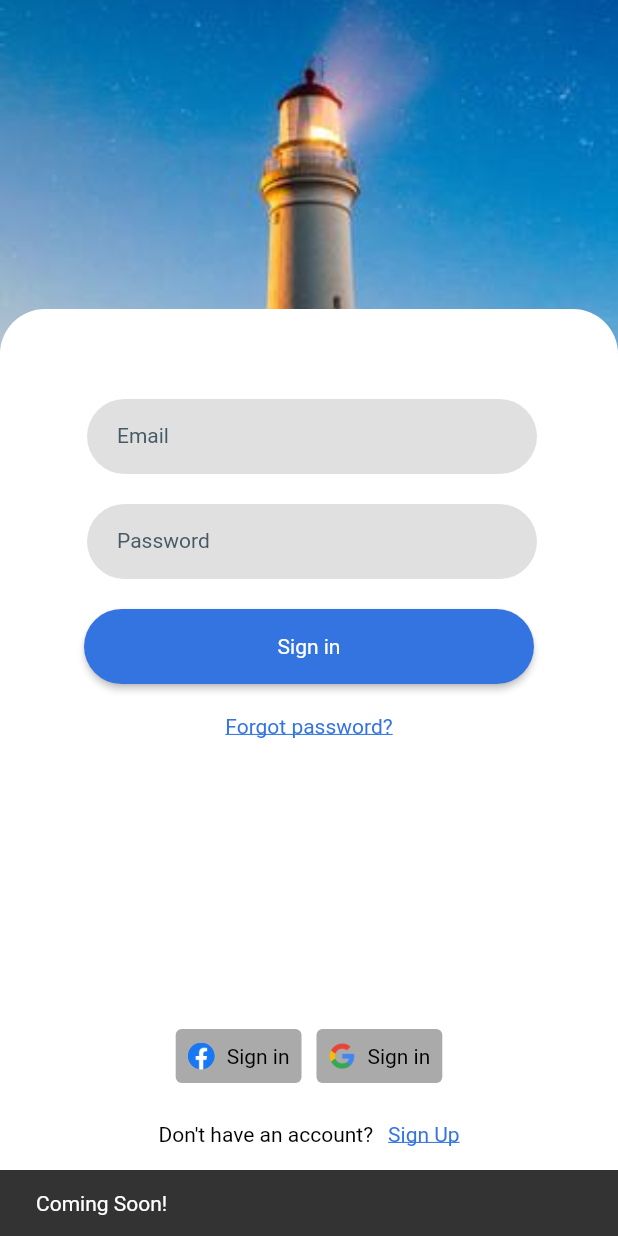
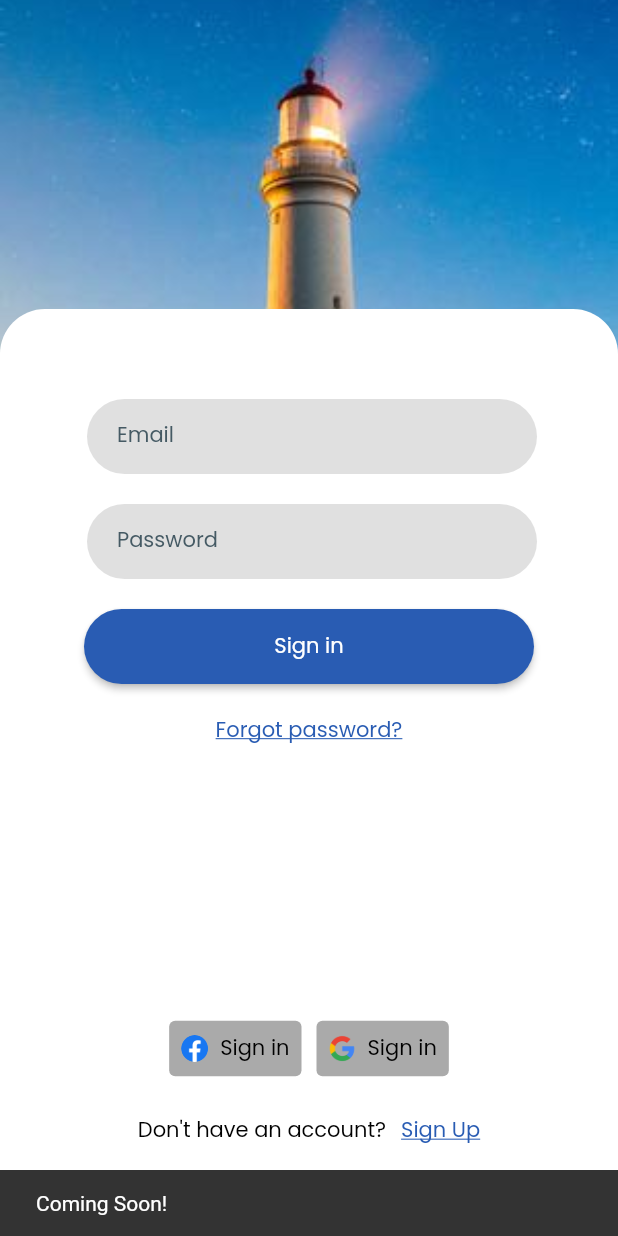
Before and after one commit to davefielding/stand, a Flutter app: the screen it shows after launch, after a tap on "Forgot password?", on a phone screen of 412 x 824 dp. Run offline on Flutter 3.47's test engine with Material 2 defaults, Android fonts, the phone set to English and light mode, and no system bars; drawn by our look-alikes of auto_size_text; our stand-ins replace bloc, built_collection, built_value, cached_network_image, cloud_firestore, firebase_auth and 7 more; accounts and stored records are empty; generated files the repository leaves out were written again; network calls fail; Roboto replaces fonts that are missing (Arsenal).

Commit message:
Updated font + colours

```diff
--- a/src/lib/flutter_flow/flutter_flow_theme.dart
+++ b/src/lib/flutter_flow/flutter_flow_theme.dart
@@ -7,8 +7,8 @@ class FlutterFlowTheme {
   static const Color appBackground = Colors.white;
   static const Color flatButtonBackground = Color(0xFFAAAAAA);
   static const Color textFieldBackground = Color(0xFFE0E0E0);
-  static const Color primaryColor = Color(0xFF3474E0);
-  static const Color secondaryColor = Color(0xFFEE8B60);
+  static const Color primaryColor = Color(0xFF295CB3);
+  static const Color secondaryColor = Color(0xFFB3295C);
   static const Color tertiaryColor = Color(0x7D3474E0);
 
   static const Color primaryTextColor = Colors.black;
@@ -16,17 +16,21 @@ class FlutterFlowTheme {
   static const Color contrastTextColor = Colors.white;
   static const Color hintTextColor = Color(0xFF455A64);
 
-  static String primaryFontFamily = 'Arsenal';
-  static String secondaryFontFamily = 'Roboto';
+  static String primaryFontFamily = 'Poppins';
+  static String secondaryFontFamily = 'Quicksand';
 
   static TextStyle get title1 => GoogleFonts.getFont(
-        primaryFontFamily,
+        //'Julius Sans One',
+        //'Arima Madurai',
+        'Fredericka the Great',
         color: primaryTextColor,
-        fontWeight: FontWeight.bold,
-        fontSize: 40,
+        // fontWeight: FontWeight.bold,
+        // fontStyle: FontStyle.italic,
+        fontSize: 50,
       );
   static TextStyle get title2 => GoogleFonts.getFont(
-        secondaryFontFamily,
+        //'Roboto Condensed',
+        'Pavanam',
         color: primaryColor,
         fontWeight: FontWeight.bold,
         fontSize: 28,
@@ -95,12 +99,14 @@ extension TextStyleHelper on TextStyle {
     Color? color,
     double? fontSize,
     FontWeight? fontWeight,
+    FontStyle? fontStyle,
     TextDecoration? decoration,
   }) {
     var result = GoogleFonts.getFont(
       fontFamily,
       color: color ?? this.color,
       fontSize: fontSize ?? this.fontSize,
+      fontStyle: fontStyle ?? this.fontStyle,
       fontWeight: fontWeight ?? this.fontWeight,
     );
 
```
